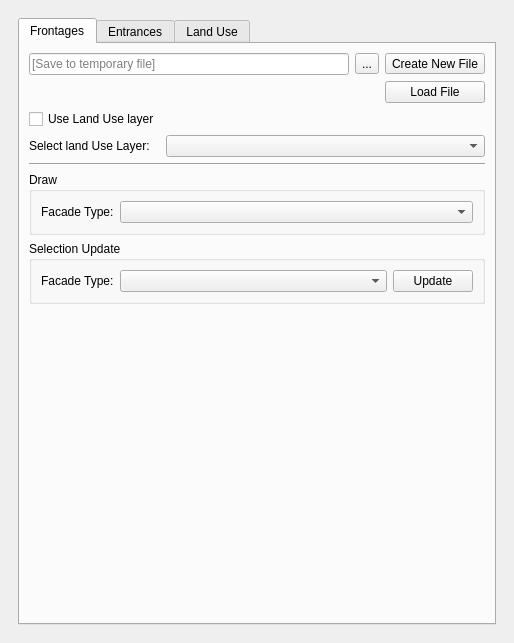
This is UrbanDataInput/urban_data_input_dockwidget_base.ui in spacesyntax/UrbanDataInputTool as Qt 5 draws it before an edit. The edited form follows.
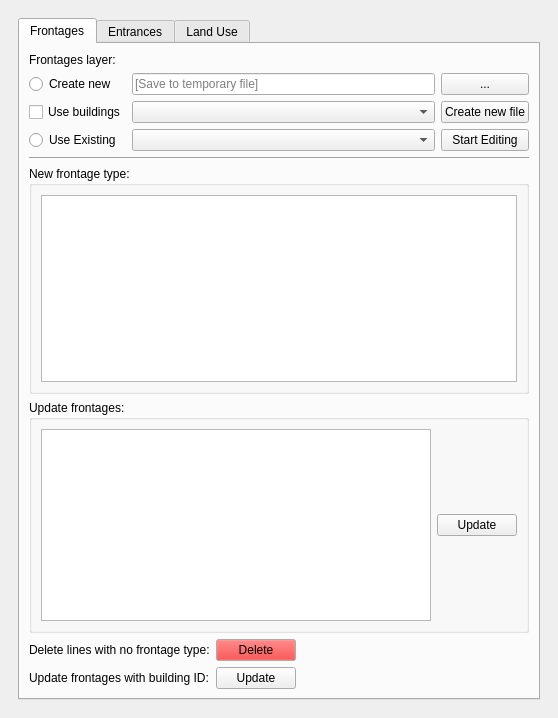
This is the edited form.

```diff
--- a/UrbanDataInput/urban_data_input_dockwidget_base.ui
+++ b/UrbanDataInput/urban_data_input_dockwidget_base.ui
@@ -6,8 +6,8 @@
    <rect>
     <x>0</x>
     <y>0</y>
-    <width>514</width>
-    <height>643</height>
+    <width>558</width>
+    <height>718</height>
    </rect>
   </property>
   <property name="windowTitle">
@@ -15,7 +15,7 @@
   </property>
   <widget class="QWidget" name="dockWidgetContents">
    <layout class="QGridLayout" name="gridLayout">
-    <item row="0" column="0">
+    <item row="1" column="0">
      <widget class="QWidget" name="widget" native="true">
       <layout class="QVBoxLayout" name="verticalLayout">
        <item>
@@ -30,70 +30,110 @@
           <layout class="QVBoxLayout" name="verticalLayout_2">
            <item>
             <layout class="QGridLayout" name="gridLayout_3">
-             <item row="1" column="3">
-              <widget class="QPushButton" name="loadNewFileButton">
-               <property name="text">
-                <string>Load File</string>
+             <item row="1" column="0">
+              <widget class="QRadioButton" name="createNewradioButton">
+               <property name="sizePolicy">
+                <sizepolicy hsizetype="Maximum" vsizetype="Fixed">
+                 <horstretch>0</horstretch>
+                 <verstretch>0</verstretch>
+                </sizepolicy>
                </property>
-              </widget>
-             </item>
-             <item row="0" column="3">
-              <widget class="QToolButton" name="toolButtonNewFile">
-               <property name="contextMenuPolicy">
-                <enum>Qt::ActionsContextMenu</enum>
-               </property>
-               <property name="acceptDrops">
-                <bool>false</bool>
-               </property>
                <property name="text">
-                <string>Create New File</string>
+                <string>Create new</string>
                </property>
-               <property name="toolButtonStyle">
-                <enum>Qt::ToolButtonFollowStyle</enum>
-               </property>
-               <property name="autoRaise">
-                <bool>false</bool>
-               </property>
               </widget>
              </item>
-             <item row="0" column="1">
+             <item row="1" column="1">
               <widget class="QLineEdit" name="lineEditFrontages">
                <property name="placeholderText">
                 <string>[Save to temporary file]</string>
                </property>
               </widget>
              </item>
-             <item row="0" column="2">
-              <widget class="QToolButton" name="toolButtonSaveFile">
-               <property name="text">
-                <string>...</string>
-               </property>
-              </widget>
-             </item>
-            </layout>
-           </item>
-           <item>
-            <layout class="QGridLayout" name="gridLayout_2" columnstretch="0,0">
-             <item row="1" column="0">
-              <widget class="QLabel" name="label_2">
-               <property name="sizePolicy">
-                <sizepolicy hsizetype="Maximum" vsizetype="Preferred">
-                 <horstretch>0</horstretch>
-                 <verstretch>0</verstretch>
-                </sizepolicy>
-               </property>
-               <property name="text">
-                <string>Select land Use Layer:</string>
-               </property>
-              </widget>
-             </item>
-             <item row="1" column="1">
-              <widget class="QComboBox" name="selectLUCombo"/>
-             </item>
              <item row="0" column="0">
+              <widget class="QLabel" name="label_5">
+               <property name="text">
+                <string>Frontages layer:</string>
+               </property>
+              </widget>
+             </item>
+             <item row="2" column="0">
               <widget class="QCheckBox" name="createNewFileCheckBox">
+               <property name="sizePolicy">
+                <sizepolicy hsizetype="Maximum" vsizetype="Fixed">
+                 <horstretch>0</horstretch>
+                 <verstretch>0</verstretch>
+                </sizepolicy>
+               </property>
+               <property name="autoFillBackground">
+                <bool>false</bool>
+               </property>
                <property name="text">
-                <string>Use Land Use layer</string>
+                <string>Use buildings</string>
+               </property>
+               <property name="checked">
+                <bool>false</bool>
+               </property>
+               <property name="autoRepeat">
+                <bool>false</bool>
+               </property>
+              </widget>
+             </item>
+             <item row="2" column="1">
+              <widget class="QComboBox" name="selectLUCombo"/>
+             </item>
+             <item row="3" column="0">
+              <widget class="QRadioButton" name="existingradioButton">
+               <property name="sizePolicy">
+                <sizepolicy hsizetype="Maximum" vsizetype="Fixed">
+                 <horstretch>0</horstretch>
+                 <verstretch>0</verstretch>
+                </sizepolicy>
+               </property>
+               <property name="text">
+                <string>Use Existing</string>
+               </property>
+              </widget>
+             </item>
+             <item row="1" column="2">
+              <widget class="QPushButton" name="pushButtonSelectLocation">
+               <property name="sizePolicy">
+                <sizepolicy hsizetype="Minimum" vsizetype="Fixed">
+                 <horstretch>0</horstretch>
+                 <verstretch>0</verstretch>
+                </sizepolicy>
+               </property>
+               <property name="contextMenuPolicy">
+                <enum>Qt::ActionsContextMenu</enum>
+               </property>
+               <property name="acceptDrops">
+                <bool>false</bool>
+               </property>
+               <property name="text">
+                <string>...</string>
+               </property>
+              </widget>
+             </item>
+             <item row="3" column="1">
+              <widget class="QComboBox" name="useExistingcomboBox"/>
+             </item>
+             <item row="2" column="2">
+              <widget class="QPushButton" name="pushButtonNewFile">
+               <property name="sizePolicy">
+                <sizepolicy hsizetype="Maximum" vsizetype="Fixed">
+                 <horstretch>0</horstretch>
+                 <verstretch>0</verstretch>
+                </sizepolicy>
+               </property>
+               <property name="text">
+                <string>Create new file</string>
+               </property>
+              </widget>
+             </item>
+             <item row="3" column="2">
+              <widget class="QPushButton" name="startEditingpushButton">
+               <property name="text">
+                <string>Start Editing</string>
                </property>
               </widget>
              </item>
@@ -109,28 +149,18 @@
            <item>
             <widget class="QGroupBox" name="groupBox">
              <property name="title">
-              <string>Draw</string>
+              <string>New frontage type:</string>
              </property>
              <layout class="QGridLayout" name="gridLayout_4">
               <item row="0" column="0">
-               <layout class="QHBoxLayout" name="horizontalLayout_3">
-                <item>
-                 <widget class="QLabel" name="label">
-                  <property name="sizePolicy">
-                   <sizepolicy hsizetype="Maximum" vsizetype="Preferred">
-                    <horstretch>0</horstretch>
-                    <verstretch>0</verstretch>
-                   </sizepolicy>
-                  </property>
-                  <property name="text">
-                   <string>Facade Type:</string>
-                  </property>
-                 </widget>
-                </item>
-                <item>
-                 <widget class="QComboBox" name="selectFacadeCombo"/>
-                </item>
-               </layout>
+               <widget class="QListWidget" name="frontageslistWidget">
+                <property name="sizePolicy">
+                 <sizepolicy hsizetype="Expanding" vsizetype="Maximum">
+                  <horstretch>0</horstretch>
+                  <verstretch>0</verstretch>
+                 </sizepolicy>
+                </property>
+               </widget>
               </item>
              </layout>
             </widget>
@@ -138,27 +168,51 @@
            <item>
             <widget class="QGroupBox" name="groupBox_2">
              <property name="title">
-              <string>Selection Update</string>
+              <string>Update frontages:</string>
              </property>
              <layout class="QHBoxLayout" name="horizontalLayout">
               <item>
                <layout class="QHBoxLayout" name="horizontalLayout_2">
                 <item>
-                 <widget class="QLabel" name="label_3">
+                 <widget class="QTableWidget" name="tableWidgetFrontage">
                   <property name="sizePolicy">
-                   <sizepolicy hsizetype="Maximum" vsizetype="Preferred">
+                   <sizepolicy hsizetype="Expanding" vsizetype="Minimum">
                     <horstretch>0</horstretch>
                     <verstretch>0</verstretch>
                    </sizepolicy>
                   </property>
-                  <property name="text">
-                   <string>Facade Type:</string>
+                  <property name="rowCount">
+                   <number>0</number>
                   </property>
+                  <property name="columnCount">
+                   <number>0</number>
+                  </property>
+                  <attribute name="horizontalHeaderVisible">
+                   <bool>false</bool>
+                  </attribute>
+                  <attribute name="horizontalHeaderDefaultSectionSize">
+                   <number>98</number>
+                  </attribute>
+                  <attribute name="horizontalHeaderHighlightSections">
+                   <bool>true</bool>
+                  </attribute>
+                  <attribute name="horizontalHeaderMinimumSectionSize">
+                   <number>33</number>
+                  </attribute>
+                  <attribute name="verticalHeaderVisible">
+                   <bool>false</bool>
+                  </attribute>
+                  <attribute name="verticalHeaderCascadingSectionResizes">
+                   <bool>false</bool>
+                  </attribute>
+                  <attribute name="verticalHeaderDefaultSectionSize">
+                   <number>30</number>
+                  </attribute>
+                  <attribute name="verticalHeaderStretchLastSection">
+                   <bool>true</bool>
+                  </attribute>
                  </widget>
                 </item>
-                <item>
-                 <widget class="QComboBox" name="updateFacadeCombo"/>
-                </item>
                 <item>
                  <widget class="QPushButton" name="updateFacadeButton">
                   <property name="sizePolicy">
@@ -178,6 +232,241 @@
             </widget>
            </item>
            <item>
+            <layout class="QGridLayout" name="gridLayout_2">
+             <item row="1" column="0">
+              <widget class="QLabel" name="label_6">
+               <property name="sizePolicy">
+                <sizepolicy hsizetype="Maximum" vsizetype="Maximum">
+                 <horstretch>0</horstretch>
+                 <verstretch>0</verstretch>
+                </sizepolicy>
+               </property>
+               <property name="text">
+                <string>Update frontages with building ID:</string>
+               </property>
+              </widget>
+             </item>
+             <item row="0" column="1">
+              <widget class="QPushButton" name="deletePushButton">
+               <property name="sizePolicy">
+                <sizepolicy hsizetype="Maximum" vsizetype="Fixed">
+                 <horstretch>0</horstretch>
+                 <verstretch>0</verstretch>
+                </sizepolicy>
+               </property>
+               <property name="palette">
+                <palette>
+                 <active>
+                  <colorrole role="Button">
+                   <brush brushstyle="SolidPattern">
+                    <color alpha="255">
+                     <red>255</red>
+                     <green>0</green>
+                     <blue>0</blue>
+                    </color>
+                   </brush>
+                  </colorrole>
+                  <colorrole role="Midlight">
+                   <brush brushstyle="SolidPattern">
+                    <color alpha="255">
+                     <red>255</red>
+                     <green>0</green>
+                     <blue>0</blue>
+                    </color>
+                   </brush>
+                  </colorrole>
+                 </active>
+                 <inactive>
+                  <colorrole role="Button">
+                   <brush brushstyle="SolidPattern">
+                    <color alpha="255">
+                     <red>255</red>
+                     <green>0</green>
+                     <blue>0</blue>
+                    </color>
+                   </brush>
+                  </colorrole>
+                  <colorrole role="Midlight">
+                   <brush brushstyle="SolidPattern">
+                    <color alpha="255">
+                     <red>255</red>
+                     <green>0</green>
+                     <blue>0</blue>
+                    </color>
+                   </brush>
+                  </colorrole>
+                 </inactive>
+                 <disabled>
+                  <colorrole role="Button">
+                   <brush brushstyle="SolidPattern">
+                    <color alpha="255">
+                     <red>255</red>
+                     <green>0</green>
+                     <blue>0</blue>
+                    </color>
+                   </brush>
+                  </colorrole>
+                  <colorrole role="Midlight">
+                   <brush brushstyle="SolidPattern">
+                    <color alpha="255">
+                     <red>255</red>
+                     <green>0</green>
+                     <blue>0</blue>
+                    </color>
+                   </brush>
+                  </colorrole>
+                 </disabled>
+                </palette>
+               </property>
+               <property name="text">
+                <string>Delete</string>
+               </property>
+              </widget>
+             </item>
+             <item row="0" column="0">
+              <widget class="QLabel" name="label_4">
+               <property name="sizePolicy">
+                <sizepolicy hsizetype="Maximum" vsizetype="Maximum">
+                 <horstretch>0</horstretch>
+                 <verstretch>0</verstretch>
+                </sizepolicy>
+               </property>
+               <property name="layoutDirection">
+                <enum>Qt::LeftToRight</enum>
+               </property>
+               <property name="text">
+                <string>Delete lines with no frontage type:</string>
+               </property>
+              </widget>
+             </item>
+             <item row="0" column="2">
+              <spacer name="horizontalSpacer">
+               <property name="orientation">
+                <enum>Qt::Horizontal</enum>
+               </property>
+               <property name="sizeHint" stdset="0">
+                <size>
+                 <width>40</width>
+                 <height>20</height>
+                </size>
+               </property>
+              </spacer>
+             </item>
+             <item row="1" column="1">
+              <widget class="QPushButton" name="updateIDPushButton">
+               <property name="sizePolicy">
+                <sizepolicy hsizetype="Maximum" vsizetype="Fixed">
+                 <horstretch>0</horstretch>
+                 <verstretch>0</verstretch>
+                </sizepolicy>
+               </property>
+               <property name="text">
+                <string>Update</string>
+               </property>
+              </widget>
+             </item>
+            </layout>
+           </item>
+          </layout>
+         </widget>
+         <widget class="QWidget" name="tab_2">
+          <attribute name="title">
+           <string>Entrances</string>
+          </attribute>
+          <layout class="QVBoxLayout" name="verticalLayout_3">
+           <item>
+            <layout class="QGridLayout" name="gridLayout_5">
+             <item row="1" column="0">
+              <widget class="QRadioButton" name="createNewradioButton_2">
+               <property name="sizePolicy">
+                <sizepolicy hsizetype="Maximum" vsizetype="Fixed">
+                 <horstretch>0</horstretch>
+                 <verstretch>0</verstretch>
+                </sizepolicy>
+               </property>
+               <property name="text">
+                <string>Create new</string>
+               </property>
+              </widget>
+             </item>
+             <item row="1" column="1">
+              <widget class="QLineEdit" name="lineEditFrontages_2">
+               <property name="placeholderText">
+                <string>[Save to temporary file]</string>
+               </property>
+              </widget>
+             </item>
+             <item row="1" column="2">
+              <widget class="QPushButton" name="pushButtonSelectLocation_E">
+               <property name="sizePolicy">
+                <sizepolicy hsizetype="Maximum" vsizetype="Fixed">
+                 <horstretch>0</horstretch>
+                 <verstretch>0</verstretch>
+                </sizepolicy>
+               </property>
+               <property name="contextMenuPolicy">
+                <enum>Qt::ActionsContextMenu</enum>
+               </property>
+               <property name="acceptDrops">
+                <bool>false</bool>
+               </property>
+               <property name="text">
+                <string>...</string>
+               </property>
+              </widget>
+             </item>
+             <item row="3" column="0">
+              <widget class="QRadioButton" name="existingradioButton_2">
+               <property name="sizePolicy">
+                <sizepolicy hsizetype="Maximum" vsizetype="Fixed">
+                 <horstretch>0</horstretch>
+                 <verstretch>0</verstretch>
+                </sizepolicy>
+               </property>
+               <property name="text">
+                <string>Use Existing</string>
+               </property>
+              </widget>
+             </item>
+             <item row="0" column="0">
+              <widget class="QLabel" name="label_7">
+               <property name="sizePolicy">
+                <sizepolicy hsizetype="Preferred" vsizetype="Maximum">
+                 <horstretch>0</horstretch>
+                 <verstretch>0</verstretch>
+                </sizepolicy>
+               </property>
+               <property name="text">
+                <string>Frontages layer:</string>
+               </property>
+              </widget>
+             </item>
+             <item row="1" column="3">
+              <widget class="QPushButton" name="pushButtonNewFile_E">
+               <property name="sizePolicy">
+                <sizepolicy hsizetype="Maximum" vsizetype="Fixed">
+                 <horstretch>0</horstretch>
+                 <verstretch>0</verstretch>
+                </sizepolicy>
+               </property>
+               <property name="text">
+                <string>Create new file</string>
+               </property>
+              </widget>
+             </item>
+             <item row="3" column="3">
+              <widget class="QPushButton" name="startEditingpushButton_E">
+               <property name="text">
+                <string>Start Editing</string>
+               </property>
+              </widget>
+             </item>
+             <item row="3" column="1" colspan="2">
+              <widget class="QComboBox" name="useExistingcomboBox_2"/>
+             </item>
+            </layout>
+           </item>
+           <item>
             <spacer name="verticalSpacer">
              <property name="orientation">
               <enum>Qt::Vertical</enum>
@@ -192,11 +481,6 @@
            </item>
           </layout>
          </widget>
-         <widget class="QWidget" name="tab_2">
-          <attribute name="title">
-           <string>Entrances</string>
-          </attribute>
-         </widget>
          <widget class="QWidget" name="tab_3">
           <attribute name="title">
            <string>Land Use</string>
```
